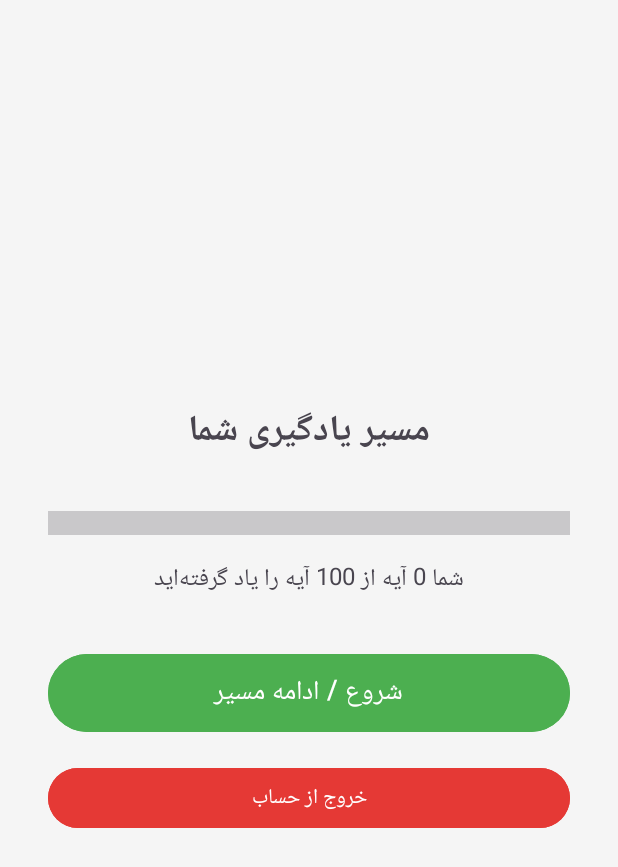
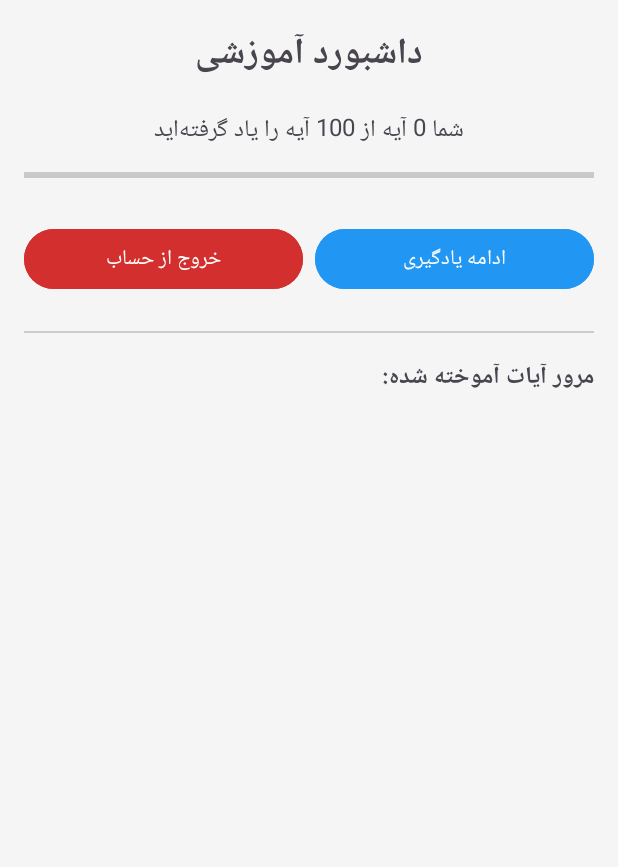
Before and after one commit to mohammadbadsar-arch/QuranApp, an Android app: the DashboardActivity screen opened directly, with no data from a screen before it, on a phone screen of 412 x 824 dp. Shown: the top 867 px of the screen. Run offline under Robolectric (Android 15) with nearby library versions, the light colour scheme and no system bars.

Commit message:
Update activity_dashboard.xml

```diff
--- a/app/src/main/res/layout/activity_dashboard.xml
+++ b/app/src/main/res/layout/activity_dashboard.xml
@@ -3,50 +3,79 @@
     android:layout_width="match_parent"
     android:layout_height="match_parent"
     android:orientation="vertical"
-    android:padding="32dp"
-    android:background="#F5F5F5"
-    android:gravity="center">
+    android:padding="16dp"
+    android:layoutDirection="rtl"
+    android:background="#F5F5F5">
 
     <TextView
-        android:layout_width="wrap_content"
+        android:layout_width="match_parent"
         android:layout_height="wrap_content"
-        android:text="مسیر یادگیری شما"
+        android:text="داشبورد آموزشی"
         android:textSize="24sp"
         android:textStyle="bold"
-        android:layout_marginBottom="32dp" />
+        android:gravity="center"
+        android:layout_marginBottom="16dp"/>
+
+    <TextView
+        android:id="@+id/tvProgressText"
+        android:layout_width="match_parent"
+        android:layout_height="wrap_content"
+        android:gravity="center"
+        android:text="در حال محاسبه..."
+        android:textSize="16sp"
+        android:layout_marginBottom="8dp"/>
 
     <ProgressBar
         android:id="@+id/progressBar"
         style="?android:attr/progressBarStyleHorizontal"
         android:layout_width="match_parent"
         android:layout_height="wrap_content"
-        android:layout_marginBottom="16dp"
-        android:scaleY="4" />
+        android:progressTint="#4CAF50"
+        android:layout_marginBottom="24dp"/>
 
-    <TextView
-        android:id="@+id/tvProgressText"
-        android:layout_width="wrap_content"
+    <LinearLayout
+        android:layout_width="match_parent"
         android:layout_height="wrap_content"
-        android:textSize="16sp"
-        android:layout_marginBottom="32dp" />
+        android:orientation="horizontal"
+        android:layout_marginBottom="24dp">
 
         <Button
             android:id="@+id/btnStart"
-        android:layout_width="match_parent"
-        android:layout_height="60dp"
-        android:text="شروع / ادامه مسیر"
-        android:textSize="18sp"
-        android:backgroundTint="#4CAF50"
-        android:textColor="#FFFFFF" />
+            android:layout_width="0dp"
+            android:layout_weight="1"
+            android:layout_height="wrap_content"
+            android:text="ادامه یادگیری"
+            android:backgroundTint="#2196F3"
+            android:layout_marginEnd="8dp"/>
 
-    <!-- دکمه خروج از حساب -->
         <Button
             android:id="@+id/btnLogout"
+            android:layout_width="0dp"
+            android:layout_weight="1"
+            android:layout_height="wrap_content"
+            android:text="خروج از حساب"
+            android:backgroundTint="#D32F2F"/>
+    </LinearLayout>
+
+    <View
+        android:layout_width="match_parent"
+        android:layout_height="1dp"
+        android:background="#CCCCCC"
+        android:layout_marginBottom="16dp"/>
+
+    <TextView
         android:layout_width="match_parent"
         android:layout_height="wrap_content"
-        android:layout_marginTop="16dp"
-        android:text="خروج از حساب"
-        android:backgroundTint="#E53935"
-        android:textColor="#FFFFFF" />
+        android:text="مرور آیات آموخته شده:"
+        android:textSize="16sp"
+        android:textStyle="bold"
+        android:layout_marginBottom="12dp"/>
+
+    <!-- لیست آیات آموخته شده برای مرور -->
+    <androidx.recyclerview.widget.RecyclerView
+        android:id="@+id/rvPassedVerses"
+        android:layout_width="match_parent"
+        android:layout_height="match_parent"
+        android:scrollbars="vertical" />
 
 </LinearLayout>
```
Lines whose indentation alone changed are shown as unchanged.
